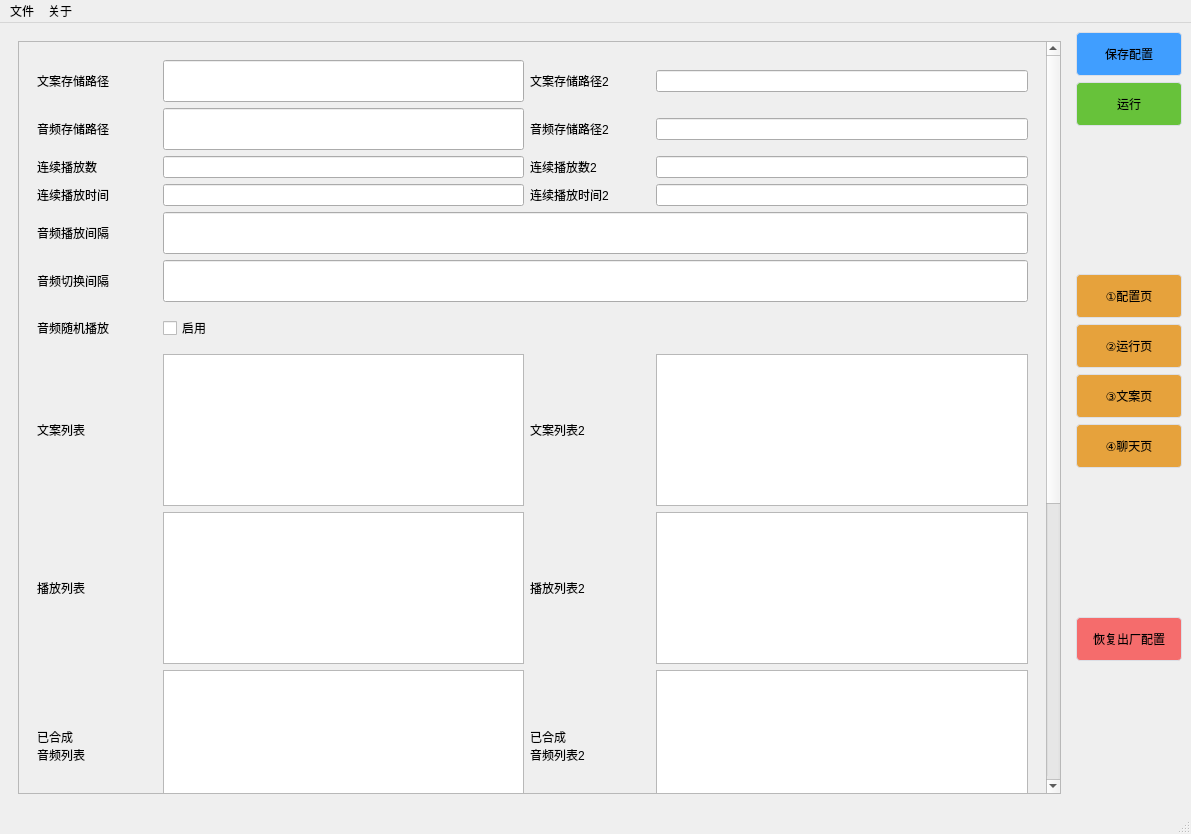
Before: the Qt Designer form ui/main.ui in sandboxdream/AI-Vtuber, drawn with Qt 5.
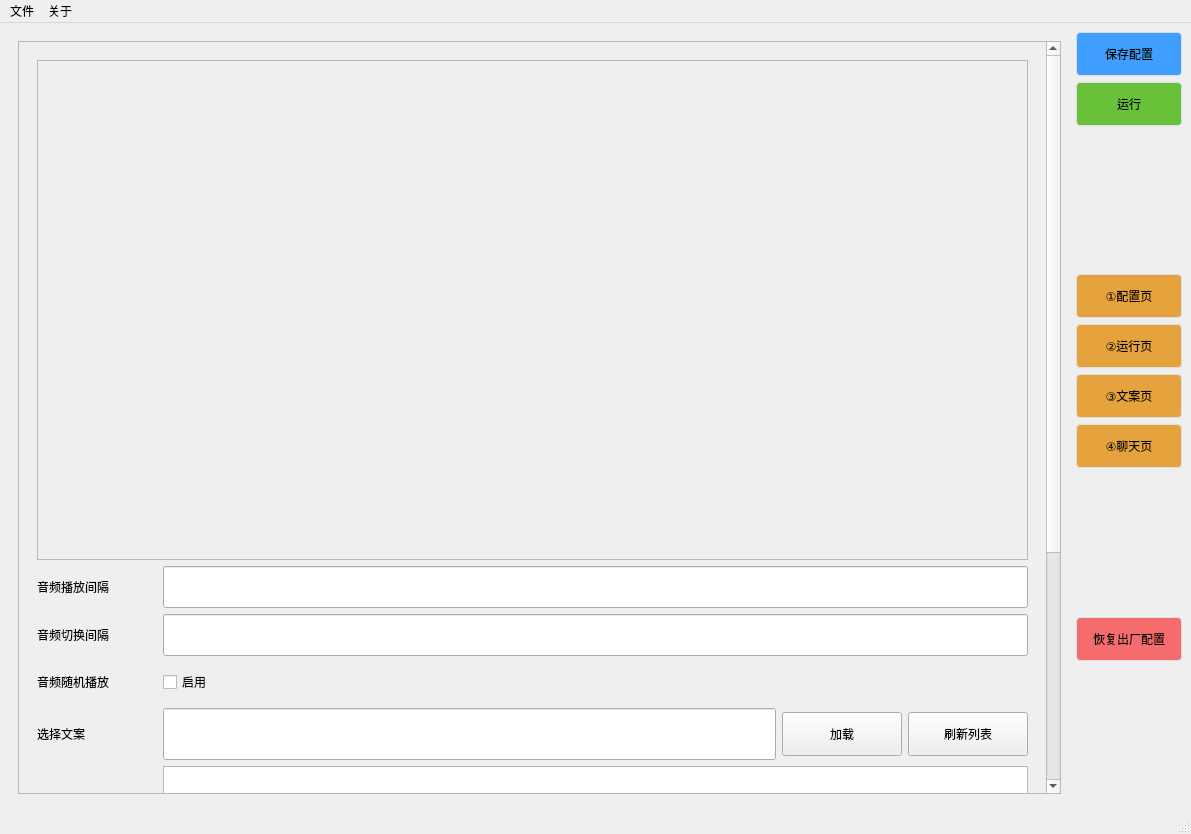
After: the same form once the commit is applied. The open tabs and pages were chosen to show the change.

Commit message: 文案页，文案配置改为动态加载，即无限文案;修复文案和聊天同时使用时，音频播放会播放2个的bug；

What changed in the file:
```diff
--- a/ui/main.ui
+++ b/ui/main.ui
@@ -2429,7 +2429,7 @@
              <x>0</x>
              <y>0</y>
              <width>963</width>
-             <height>1267</height>
+             <height>1113</height>
             </rect>
            </property>
            <layout class="QVBoxLayout" name="verticalLayout_2">
@@ -2442,187 +2442,7 @@
                <string notr="true"/>
               </property>
               <layout class="QGridLayout" name="gridLayout_37" columnstretch="1,3,1,1,1,1">
-               <item row="9" column="0">
-                <widget class="QLabel" name="label_copywriting_audio_list">
-                 <property name="layoutDirection">
-                  <enum>Qt::LeftToRight</enum>
-                 </property>
-                 <property name="styleSheet">
-                  <string notr="true"/>
-                 </property>
-                 <property name="text">
-                  <string>已合成
-音频列表</string>
-                 </property>
-                </widget>
-               </item>
-               <item row="9" column="1">
-                <widget class="QTextEdit" name="textEdit_copywriting_audio_list">
-                 <property name="styleSheet">
-                  <string notr="true">min-height:150px;</string>
-                 </property>
-                 <property name="readOnly">
-                  <bool>true</bool>
-                 </property>
-                </widget>
-               </item>
-               <item row="7" column="0">
-                <widget class="QLabel" name="label_copywriting_list">
-                 <property name="styleSheet">
-                  <string notr="true"/>
-                 </property>
-                 <property name="text">
-                  <string>文案列表</string>
-                 </property>
-                </widget>
-               </item>
-               <item row="2" column="1">
-                <widget class="QLineEdit" name="lineEdit_copywriting_continuous_play_num"/>
-               </item>
-               <item row="1" column="3" colspan="3">
-                <widget class="QLineEdit" name="lineEdit_copywriting_audio_path2">
-                 <property name="readOnly">
-                  <bool>true</bool>
-                 </property>
-                </widget>
-               </item>
-               <item row="8" column="0">
-                <widget class="QLabel" name="label_copywriting_play_list">
-                 <property name="styleSheet">
-                  <string notr="true"/>
-                 </property>
-                 <property name="text">
-                  <string>播放列表</string>
-                 </property>
-                </widget>
-               </item>
                <item row="6" column="0">
-                <widget class="QLabel" name="label_copywriting_switching_random_play">
-                 <property name="styleSheet">
-                  <string notr="true"/>
-                 </property>
-                 <property name="text">
-                  <string>音频随机播放</string>
-                 </property>
-                </widget>
-               </item>
-               <item row="0" column="1">
-                <widget class="QLineEdit" name="lineEdit_copywriting_file_path">
-                 <property name="styleSheet">
-                  <string notr="true">min-height:40px;</string>
-                 </property>
-                 <property name="readOnly">
-                  <bool>true</bool>
-                 </property>
-                </widget>
-               </item>
-               <item row="0" column="2">
-                <widget class="QLabel" name="label_copywriting_file_path2">
-                 <property name="text">
-                  <string>文案存储路径2</string>
-                 </property>
-                </widget>
-               </item>
-               <item row="12" column="4">
-                <widget class="QPushButton" name="pushButton_copywriting_loop_play">
-                 <property name="cursor">
-                  <cursorShape>PointingHandCursor</cursorShape>
-                 </property>
-                 <property name="styleSheet">
-                  <string notr="true">text-align: center;
-padding: 12px 16px;
-font: 80 10pt &quot;微软雅黑&quot;;</string>
-                 </property>
-                 <property name="text">
-                  <string>循环播放</string>
-                 </property>
-                </widget>
-               </item>
-               <item row="12" column="2">
-                <widget class="QPushButton" name="pushButton_copywriting_save">
-                 <property name="cursor">
-                  <cursorShape>PointingHandCursor</cursorShape>
-                 </property>
-                 <property name="styleSheet">
-                  <string notr="true">text-align: center;
-padding: 12px 16px;
-font: 80 10pt &quot;微软雅黑&quot;;</string>
-                 </property>
-                 <property name="text">
-                  <string>保存文案</string>
-                 </property>
-                </widget>
-               </item>
-               <item row="11" column="0">
-                <widget class="QLabel" name="label_copywriting_edit">
-                 <property name="styleSheet">
-                  <string notr="true"/>
-                 </property>
-                 <property name="text">
-                  <string>编辑文案</string>
-                 </property>
-                </widget>
-               </item>
-               <item row="11" column="1" colspan="5">
-                <widget class="QTextEdit" name="textEdit_copywriting_edit">
-                 <property name="styleSheet">
-                  <string notr="true">min-height:300px;</string>
-                 </property>
-                </widget>
-               </item>
-               <item row="0" column="0">
-                <widget class="QLabel" name="label_copywriting_file_path">
-                 <property name="styleSheet">
-                  <string notr="true"/>
-                 </property>
-                 <property name="text">
-                  <string>文案存储路径</string>
-                 </property>
-                </widget>
-               </item>
-               <item row="2" column="3" colspan="3">
-                <widget class="QLineEdit" name="lineEdit_copywriting_continuous_play_num2"/>
-               </item>
-               <item row="2" column="0">
-                <widget class="QLabel" name="label_copywriting_continuous_play_num">
-                 <property name="text">
-                  <string>连续播放数</string>
-                 </property>
-                </widget>
-               </item>
-               <item row="10" column="5">
-                <widget class="QPushButton" name="pushButton_copywriting_refresh_list">
-                 <property name="styleSheet">
-                  <string notr="true">text-align: center;
-padding: 12px 16px;
-font: 80 10pt &quot;微软雅黑&quot;;</string>
-                 </property>
-                 <property name="text">
-                  <string>刷新列表</string>
-                 </property>
-                </widget>
-               </item>
-               <item row="4" column="1" colspan="5">
-                <widget class="QLineEdit" name="lineEdit_copywriting_audio_interval">
-                 <property name="styleSheet">
-                  <string notr="true">min-height:40px;</string>
-                 </property>
-                </widget>
-               </item>
-               <item row="5" column="0">
-                <widget class="QLabel" name="label_copywriting_switching_interval">
-                 <property name="styleSheet">
-                  <string notr="true"/>
-                 </property>
-                 <property name="text">
-                  <string>音频切换间隔</string>
-                 </property>
-                </widget>
-               </item>
-               <item row="8" column="3" colspan="3">
-                <widget class="QTextEdit" name="textEdit_copywriting_play_list2"/>
-               </item>
-               <item row="12" column="0">
                 <spacer name="horizontalSpacer">
                  <property name="orientation">
                   <enum>Qt::Horizontal</enum>
@@ -2636,37 +2456,60 @@
                 </spacer>
                </item>
                <item row="5" column="1" colspan="5">
+                <widget class="QTextEdit" name="textEdit_copywriting_edit">
+                 <property name="styleSheet">
+                  <string notr="true">min-height:300px;</string>
+                 </property>
+                </widget>
+               </item>
+               <item row="4" column="4">
+                <widget class="QPushButton" name="pushButton_copywriting_select">
+                 <property name="cursor">
+                  <cursorShape>PointingHandCursor</cursorShape>
+                 </property>
+                 <property name="styleSheet">
+                  <string notr="true">text-align: center;
+padding: 12px 16px;
+font: 80 10pt &quot;微软雅黑&quot;;</string>
+                 </property>
+                 <property name="text">
+                  <string>加载</string>
+                 </property>
+                </widget>
+               </item>
+               <item row="4" column="0">
+                <widget class="QLabel" name="label_copywriting_select">
+                 <property name="styleSheet">
+                  <string notr="true"/>
+                 </property>
+                 <property name="text">
+                  <string>选择文案</string>
+                 </property>
+                </widget>
+               </item>
+               <item row="2" column="1" colspan="5">
                 <widget class="QLineEdit" name="lineEdit_copywriting_switching_interval">
                  <property name="styleSheet">
                   <string notr="true">min-height:40px;</string>
                  </property>
                 </widget>
                </item>
-               <item row="1" column="0">
-                <widget class="QLabel" name="label_copywriting_audio_path">
+               <item row="6" column="3">
+                <widget class="QPushButton" name="pushButton_copywriting_synthetic_audio">
+                 <property name="cursor">
+                  <cursorShape>PointingHandCursor</cursorShape>
+                 </property>
                  <property name="styleSheet">
-                  <string notr="true"/>
+                  <string notr="true">text-align: center;
+padding: 12px 16px;
+font: 80 10pt &quot;微软雅黑&quot;;</string>
                  </property>
                  <property name="text">
-                  <string>音频存储路径</string>
+                  <string>合成音频</string>
                  </property>
                 </widget>
                </item>
-               <item row="1" column="2">
-                <widget class="QLabel" name="label_copywriting_audio_path2">
-                 <property name="text">
-                  <string>音频存储路径2</string>
-                 </property>
-                </widget>
-               </item>
-               <item row="7" column="2">
-                <widget class="QLabel" name="label_copywriting_list2">
-                 <property name="text">
-                  <string>文案列表2</string>
-                 </property>
-                </widget>
-               </item>
-               <item row="12" column="5">
+               <item row="6" column="5">
                 <widget class="QPushButton" name="pushButton_copywriting_pause_play">
                  <property name="cursor">
                   <cursorShape>PointingHandCursor</cursorShape>
@@ -2681,59 +2524,7 @@
                  </property>
                 </widget>
                </item>
-               <item row="0" column="3" colspan="3">
-                <widget class="QLineEdit" name="lineEdit_copywriting_file_path2">
-                 <property name="readOnly">
-                  <bool>true</bool>
-                 </property>
-                </widget>
-               </item>
-               <item row="2" column="2">
-                <widget class="QLabel" name="label_copywriting_continuous_play_num2">
-                 <property name="text">
-                  <string>连续播放数2</string>
-                 </property>
-                </widget>
-               </item>
-               <item row="9" column="3" colspan="3">
-                <widget class="QTextEdit" name="textEdit_copywriting_audio_list2"/>
-               </item>
-               <item row="8" column="2">
-                <widget class="QLabel" name="label_copywriting_play_list2">
-                 <property name="text">
-                  <string>播放列表2</string>
-                 </property>
-                </widget>
-               </item>
-               <item row="9" column="2">
-                <widget class="QLabel" name="label_copywriting_audio_list2">
-                 <property name="text">
-                  <string>已合成
-音频列表2</string>
-                 </property>
-                </widget>
-               </item>
-               <item row="10" column="0">
-                <widget class="QLabel" name="label_copywriting_select">
-                 <property name="styleSheet">
-                  <string notr="true"/>
-                 </property>
-                 <property name="text">
-                  <string>选择文案</string>
-                 </property>
-                </widget>
-               </item>
-               <item row="7" column="3" colspan="3">
-                <widget class="QTextEdit" name="textEdit_copywriting_list2"/>
-               </item>
-               <item row="8" column="1">
-                <widget class="QTextEdit" name="textEdit_copywriting_play_list">
-                 <property name="styleSheet">
-                  <string notr="true">min-height:150px;</string>
-                 </property>
-                </widget>
-               </item>
-               <item row="12" column="1">
+               <item row="6" column="1">
                 <spacer name="horizontalSpacer_2">
                  <property name="orientation">
                   <enum>Qt::Horizontal</enum>
@@ -2746,31 +2537,7 @@
                  </property>
                 </spacer>
                </item>
-               <item row="10" column="1" colspan="3">
-                <widget class="QLineEdit" name="lineEdit_copywriting_select">
-                 <property name="styleSheet">
-                  <string notr="true">min-height:50px;</string>
-                 </property>
-                </widget>
-               </item>
-               <item row="7" column="1">
-                <widget class="QTextEdit" name="textEdit_copywriting_list">
-                 <property name="styleSheet">
-                  <string notr="true">min-height:150px;</string>
-                 </property>
-                 <property name="readOnly">
-                  <bool>true</bool>
-                 </property>
-                 <property name="html">
-                  <string>&lt;!DOCTYPE HTML PUBLIC &quot;-//W3C//DTD HTML 4.0//EN&quot; &quot;http://www.w3.org/TR/REC-html40/strict.dtd&quot;&gt;
-&lt;html&gt;&lt;head&gt;&lt;meta name=&quot;qrichtext&quot; content=&quot;1&quot; /&gt;&lt;style type=&quot;text/css&quot;&gt;
-p, li { white-space: pre-wrap; }
-&lt;/style&gt;&lt;/head&gt;&lt;body style=&quot; font-family:'微软雅黑'; font-size:13pt; font-weight:72; font-style:normal;&quot;&gt;
-&lt;p style=&quot;-qt-paragraph-type:empty; margin-top:0px; margin-bottom:0px; margin-left:0px; margin-right:0px; -qt-block-indent:0; text-indent:0px; font-family:'SimSun'; font-size:9pt; font-weight:400;&quot;&gt;&lt;br /&gt;&lt;/p&gt;&lt;/body&gt;&lt;/html&gt;</string>
-                 </property>
-                </widget>
-               </item>
-               <item row="4" column="0">
+               <item row="1" column="0">
                 <widget class="QLabel" name="label_copywriting_audio_interval">
                  <property name="styleSheet">
                   <string notr="true"/>
@@ -2780,75 +2547,141 @@
                  </property>
                 </widget>
                </item>
-               <item row="12" column="3">
-                <widget class="QPushButton" name="pushButton_copywriting_synthetic_audio">
-                 <property name="cursor">
-                  <cursorShape>PointingHandCursor</cursorShape>
-                 </property>
+               <item row="2" column="0">
+                <widget class="QLabel" name="label_copywriting_switching_interval">
                  <property name="styleSheet">
-                  <string notr="true">text-align: center;
-padding: 12px 16px;
-font: 80 10pt &quot;微软雅黑&quot;;</string>
+                  <string notr="true"/>
                  </property>
                  <property name="text">
-                  <string>合成音频</string>
+                  <string>音频切换间隔</string>
                  </property>
                 </widget>
                </item>
-               <item row="10" column="4">
-                <widget class="QPushButton" name="pushButton_copywriting_select">
-                 <property name="cursor">
-                  <cursorShape>PointingHandCursor</cursorShape>
+               <item row="1" column="1" colspan="5">
+                <widget class="QLineEdit" name="lineEdit_copywriting_audio_interval">
+                 <property name="styleSheet">
+                  <string notr="true">min-height:40px;</string>
                  </property>
+                </widget>
+               </item>
+               <item row="4" column="5">
+                <widget class="QPushButton" name="pushButton_copywriting_refresh_list">
                  <property name="styleSheet">
                   <string notr="true">text-align: center;
 padding: 12px 16px;
 font: 80 10pt &quot;微软雅黑&quot;;</string>
                  </property>
                  <property name="text">
-                  <string>加载</string>
+                  <string>刷新列表</string>
                  </property>
                 </widget>
                </item>
-               <item row="6" column="1">
-                <widget class="QCheckBox" name="checkBox_copywriting_switching_random_play">
+               <item row="4" column="1" colspan="3">
+                <widget class="QLineEdit" name="lineEdit_copywriting_select">
                  <property name="styleSheet">
-                  <string notr="true">min-height:40px;</string>
-                 </property>
-                 <property name="text">
-                  <string>启用</string>
-                 </property>
-                </widget>
-               </item>
-               <item row="1" column="1">
-                <widget class="QLineEdit" name="lineEdit_copywriting_audio_path">
-                 <property name="styleSheet">
-                  <string notr="true">min-height:40px;</string>
-                 </property>
-                 <property name="readOnly">
-                  <bool>true</bool>
+                  <string notr="true">min-height:50px;</string>
                  </property>
                 </widget>
                </item>
                <item row="3" column="0">
-                <widget class="QLabel" name="label_copywriting_max_play_time">
+                <widget class="QLabel" name="label_copywriting_switching_random_play">
+                 <property name="styleSheet">
+                  <string notr="true"/>
+                 </property>
                  <property name="text">
-                  <string>连续播放时间</string>
+                  <string>音频随机播放</string>
                  </property>
                 </widget>
                </item>
                <item row="3" column="1">
-                <widget class="QLineEdit" name="lineEdit_copywriting_max_play_time"/>
+                <widget class="QCheckBox" name="checkBox_copywriting_switching_random_play">
+                 <property name="styleSheet">
+                  <string notr="true">min-height:40px;</string>
+                 </property>
+                 <property name="text">
+                  <string>启用</string>
+                 </property>
+                </widget>
                </item>
-               <item row="3" column="2">
-                <widget class="QLabel" name="label_copywriting_max_play_time2">
+               <item row="5" column="0">
+                <widget class="QLabel" name="label_copywriting_edit">
+                 <property name="styleSheet">
+                  <string notr="true"/>
+                 </property>
                  <property name="text">
-                  <string>连续播放时间2</string>
+                  <string>编辑文案</string>
                  </property>
                 </widget>
                </item>
-               <item row="3" column="3" colspan="3">
-                <widget class="QLineEdit" name="lineEdit_copywriting_max_play_time2"/>
+               <item row="6" column="2">
+                <widget class="QPushButton" name="pushButton_copywriting_save">
+                 <property name="cursor">
+                  <cursorShape>PointingHandCursor</cursorShape>
+                 </property>
+                 <property name="styleSheet">
+                  <string notr="true">text-align: center;
+padding: 12px 16px;
+font: 80 10pt &quot;微软雅黑&quot;;</string>
+                 </property>
+                 <property name="text">
+                  <string>保存文案</string>
+                 </property>
+                </widget>
+               </item>
+               <item row="6" column="4">
+                <widget class="QPushButton" name="pushButton_copywriting_loop_play">
+                 <property name="cursor">
+                  <cursorShape>PointingHandCursor</cursorShape>
+                 </property>
+                 <property name="styleSheet">
+                  <string notr="true">text-align: center;
+padding: 12px 16px;
+font: 80 10pt &quot;微软雅黑&quot;;</string>
+                 </property>
+                 <property name="text">
+                  <string>循环播放</string>
+                 </property>
+                </widget>
+               </item>
+               <item row="0" column="0" colspan="6">
+                <widget class="QScrollArea" name="scrollArea_copywriting_config">
+                 <property name="minimumSize">
+                  <size>
+                   <width>0</width>
+                   <height>500</height>
+                  </size>
+                 </property>
+                 <property name="maximumSize">
+                  <size>
+                   <width>16777215</width>
+                   <height>16777215</height>
+                  </size>
+                 </property>
+                 <property name="widgetResizable">
+                  <bool>true</bool>
+                 </property>
+                 <widget class="QWidget" name="scrollAreaWidgetContents_4">
+                  <property name="geometry">
+                   <rect>
+                    <x>0</x>
+                    <y>0</y>
+                    <width>917</width>
+                    <height>498</height>
+                   </rect>
+                  </property>
+                  <layout class="QVBoxLayout" name="verticalLayout_4">
+                   <item>
+                    <widget class="QWidget" name="widget_copywriting_config" native="true">
+                     <layout class="QGridLayout" name="gridLayout_25">
+                      <item row="0" column="0">
+                       <layout class="QGridLayout" name="gridLayout_copywriting_config"/>
+                      </item>
+                     </layout>
+                    </widget>
+                   </item>
+                  </layout>
+                 </widget>
+                </widget>
                </item>
               </layout>
              </widget>
```
The commit also changes 5 other files.
